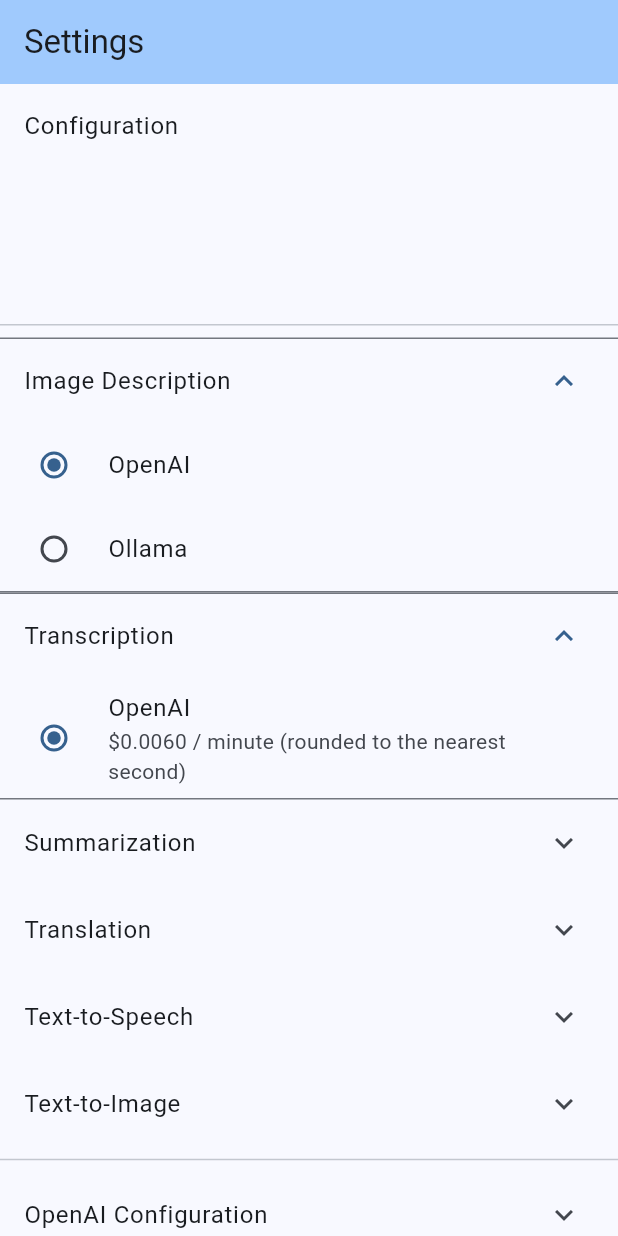
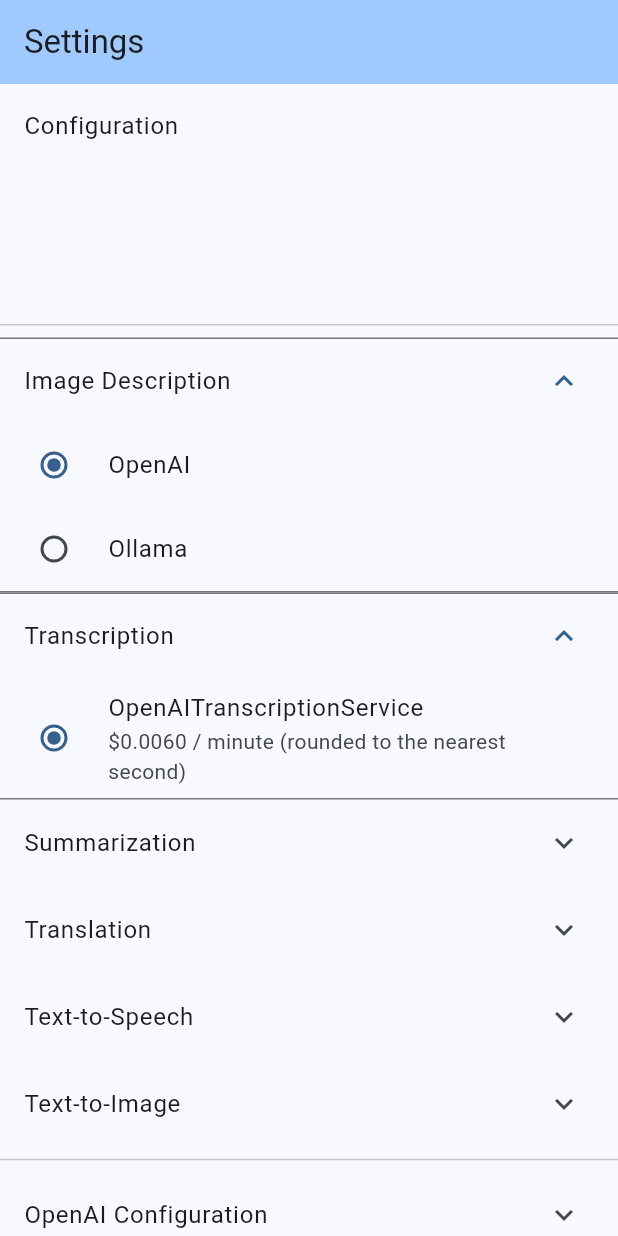
Before and after one commit to matteodg/ai_pocket_tools, a Flutter app: the SettingsPage screen opened directly, after a tap on "Image Description", after a tap on "Transcription", on a phone screen of 412 x 824 dp. Run offline on Flutter 3.47's test engine with Material 3 defaults, Android fonts, the phone set to English and light mode, and no system bars; our stand-ins replace audioplayers, bloc, file_picker, flutter_markdown, flutter_riverpod, flutter_speed_dial and 6 more; missing offline and left inert: dart_openai, ffmpeg_kit_flutter_audio, lazy_load_indexed_stack, money2, share_handler, tokencost; accounts and stored records are empty; generated files the repository leaves out were written again.

Commit message:
Add mechanism to select the TranscriptionService implementation

```diff
--- /dev/null
+++ b/lib/config.dart
@@ -0,0 +1,16 @@
+import 'package:ai_pocket_tools/openai/model/openai_services.dart';
+import 'package:ai_pocket_tools/shared_items/model/transcription_service.dart';
+import 'package:riverpod/riverpod.dart';
+
+final selectedTranscriptionServiceProvider =
+    StateProvider<TranscriptionService>((ref) {
+  return ref.watch(openaiTranscriptionServiceProvider);
+});
+
+final listTranscriptionServiceProvider = Provider<List<TranscriptionService>>(
+  (ref) {
+    return [
+      ref.watch(openaiTranscriptionServiceProvider),
+    ];
+  },
+);
--- a/lib/openai/model/openai_services.dart
+++ b/lib/openai/model/openai_services.dart
@@ -15,7 +15,7 @@
 import 'package:riverpod/riverpod.dart';
 import 'package:tokencost/tokencost.dart';
 
-final transcriptionServiceProvider = Provider<TranscriptionService>(
+final openaiTranscriptionServiceProvider = Provider<OpenAITranscriptionService>(
   (ref) => OpenAITranscriptionService(),
 );
 
--- a/lib/settings/view/services_view.dart
+++ b/lib/settings/view/services_view.dart
@@ -1,10 +1,20 @@
+import 'package:ai_pocket_tools/config.dart';
+import 'package:ai_pocket_tools/openai/model/openai_services.dart';
+import 'package:ai_pocket_tools/shared_items/model/image_description.dart';
+import 'package:ai_pocket_tools/shared_items/model/transcription_service.dart';
 import 'package:flutter/material.dart';
+import 'package:flutter_riverpod/flutter_riverpod.dart';
 
-class ServicesView extends StatelessWidget {
+class ServicesView extends ConsumerStatefulWidget {
   const ServicesView({
     super.key,
   });
 
+  @override
+  ConsumerState<ServicesView> createState() => _ServicesViewState();
+}
+
+class _ServicesViewState extends ConsumerState<ServicesView> {
   @override
   Widget build(BuildContext context) {
     return ListView(
@@ -31,17 +41,22 @@
         ),
         ExpansionTile(
           title: const Text('Transcription'),
-          children: [
-            RadioListTile(
-              value: 'OpenAI',
-              groupValue: 'OpenAI',
-              onChanged: (str) {},
-              title: const Text('OpenAI'),
-              subtitle: const Text(
-                r'$0.0060 / minute (rounded to the nearest second)',
-              ),
-            ),
-          ],
+          children: ref
+              .watch(listTranscriptionServiceProvider)
+              .map(
+                (item) => RadioListTile<TranscriptionService>(
+                  value: item,
+                  groupValue: ref.watch(selectedTranscriptionServiceProvider),
+                  onChanged: (selectedItem) {
+                    ref
+                        .read(selectedTranscriptionServiceProvider.notifier)
+                        .state = selectedItem!;
+                  },
+                  title: Text(item.runtimeType.toString()),
+                  subtitle: Text(item.getUsage()),
+                ),
+              )
+              .toList(),
         ),
         const ExpansionTile(
           title: Text('Summarization'),
--- a/lib/shared_items/model/conversions_service.dart
+++ b/lib/shared_items/model/conversions_service.dart
@@ -1,5 +1,6 @@
 import 'dart:io';
 
+import 'package:ai_pocket_tools/config.dart';
 import 'package:ai_pocket_tools/openai/model/openai_services.dart';
 import 'package:ai_pocket_tools/shared_items/model/image_description.dart';
 import 'package:ai_pocket_tools/shared_items/model/local_storage_service.dart';
@@ -19,7 +20,7 @@
   return ConversionsService(
     ref.watch(localStorageServiceProvider),
     ref.watch(remoteStorageServiceProvider),
-    ref.watch(transcriptionServiceProvider),
+    ref.watch(selectedTranscriptionServiceProvider),
     ref.watch(translationServiceProvider),
     ref.watch(summarizationServiceProvider),
     ref.watch(imageDescriptionServiceProvider),
--- a/lib/shared_items/view/widgets/audio_attachment_widget.dart
+++ b/lib/shared_items/view/widgets/audio_attachment_widget.dart
@@ -1,4 +1,4 @@
-import 'package:ai_pocket_tools/openai/model/openai_services.dart';
+import 'package:ai_pocket_tools/config.dart';
 import 'package:ai_pocket_tools/shared_items/model/conversions_service.dart';
 import 'package:ai_pocket_tools/shared_items/model/shared_items_model.dart';
 import 'package:ai_pocket_tools/shared_items/view/player_widget.dart';
@@ -31,8 +31,8 @@
 
   @override
   List<Widget> buildButtons(BuildContext context, WidgetRef ref) {
-    final conversionsService = ref.read(conversionsServiceProvider);
-    final transcriptionService = ref.read(transcriptionServiceProvider);
+    final transcriptionService =
+        ref.watch(selectedTranscriptionServiceProvider);
     final sharedItemsModel = ref.read(sharedItemsModelProvider.notifier);
     return [
       createExecuteButton(
@@ -40,6 +40,7 @@
         ref: ref,
         priceModel: transcriptionService,
         onPressed: () async {
+          final conversionsService = ref.read(conversionsServiceProvider);
           final taskEither = conversionsService.transcribe(item);
           final either = await taskEither.run();
           either.fold(
```
